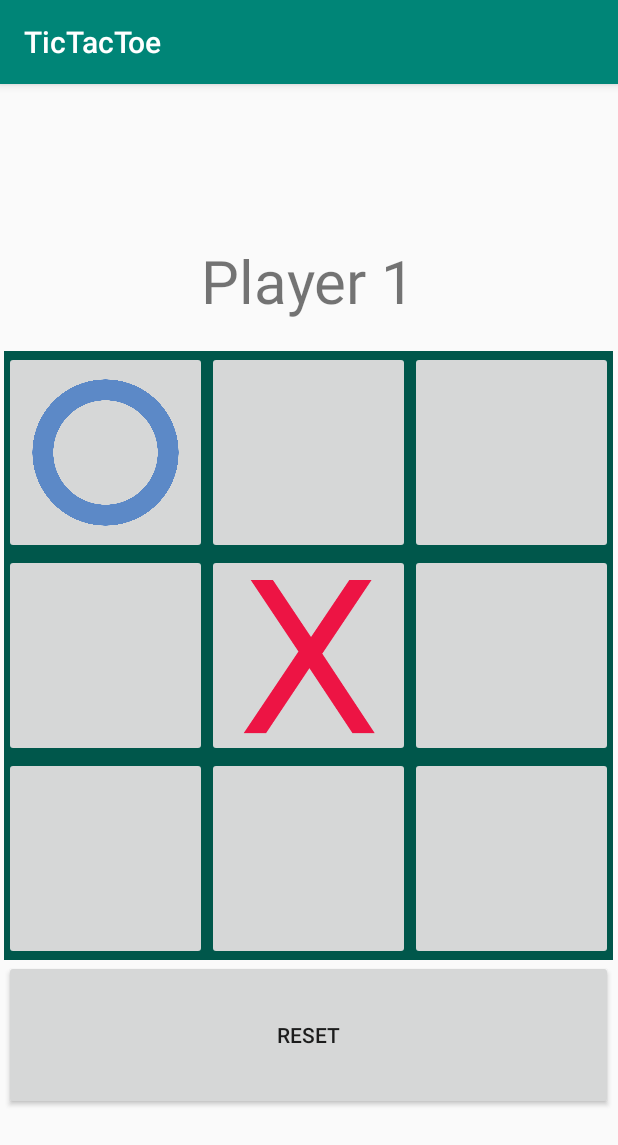
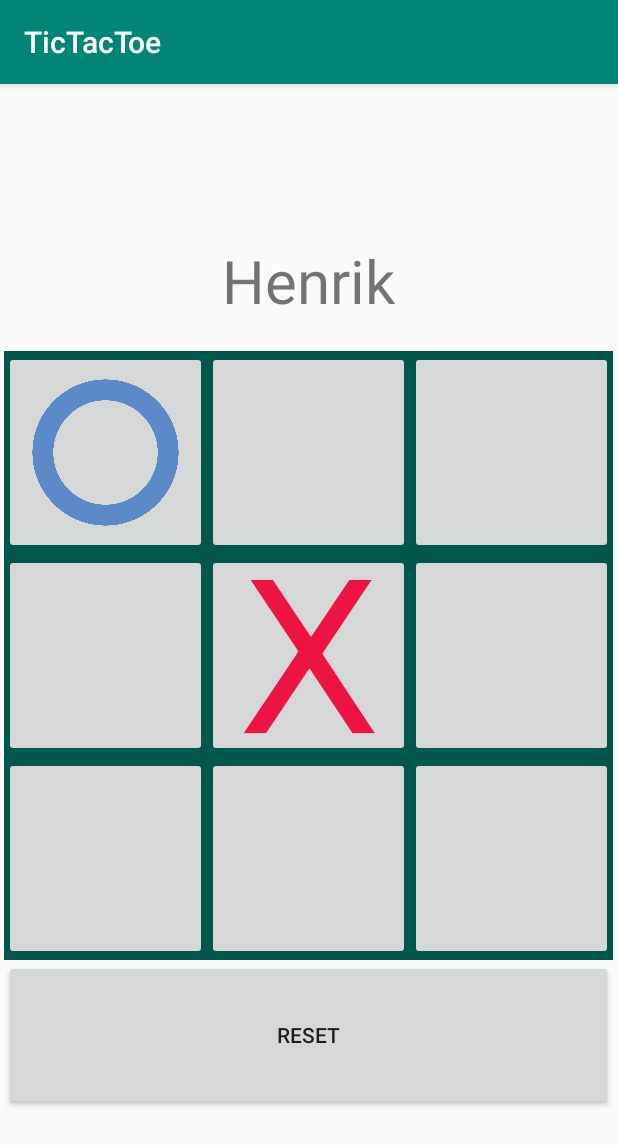
Before and after one commit to HenrikSandberg/TicTacToe, an Android app: the screen it shows after launch (MainActivity), after a tap on "TODO", on a phone screen of 412 x 824 dp. Shown: the top 1145 px of the screen. Run offline under Robolectric (Android 15) with nearby library versions, the phone set to English and light mode, and no system bars.

Commit message:
Major changes to logic moste of game logic is now in TicTakToe class
TicTakToe now with two different constructors one for two player and one for one player against three differnet Computors. AI class now has name as vel! Say hallo to HAL900, Terminator and Marvin.

```diff
--- a/app/src/main/java/com/example/tictactoe/controller/GameAI.kt
+++ b/app/src/main/java/com/example/tictactoe/controller/GameAI.kt
@@ -1,16 +1,22 @@
 package com.example.tictactoe.controller
 
-class GameAI(_gameMode: GameMode) {
+class GameAI(_gameMode: TicTakToe.GameMode) {
     private val gameMode = _gameMode
 
     /******************************** PUBLIC ********************************/
-    enum class GameMode { EASY, HARD, IMPOSSIBLE }
+    fun aiName(): String{
+        return when (gameMode) {
+            TicTakToe.GameMode.IMPOSSIBLE -> "HAL 9000"
+            TicTakToe.GameMode.HARD -> " T-800"
+            else -> "Marvin"
+        }
+    }
 
     fun makeMove(board: Array<Int>): Int {
-        if (gameMode == GameMode.IMPOSSIBLE){
+        if (gameMode == TicTakToe.GameMode.IMPOSSIBLE){
             return minMax(board, 7,1)[1]
 
-        } else if (gameMode == GameMode.HARD) {
+        } else if (gameMode == TicTakToe.GameMode.HARD) {
             (0..1).forEach {player -> //First looking for winning options, then looking to defend. This is represented with 1 and -1
                 val opportunity =  attackOrDefend(board, if (player == 0) 1 else -1)
                 if (opportunity != -1) return opportunity
@@ -20,16 +26,12 @@ class GameAI(_gameMode: GameMode) {
                 .shuffled()
                 .forEach{ item -> if (board[item] == 0) return item }
         }
-        return chaosRandom(board)
+        return pickEmptySpot(board)
     }
 
-    /************************************************************************/
     /******************************** PRIVATE ********************************/
-    /************************************************************************/
-
-
     /******************************** EASY ********************************/
-    private fun chaosRandom(board: Array<Int>):Int{
+    private fun pickEmptySpot(board: Array<Int>): Int{
         return (0..8)
             .shuffled()
             .first { item -> board[item] == 0}
@@ -112,7 +114,7 @@ class GameAI(_gameMode: GameMode) {
         if (possibleMoveList.isEmpty() || depth == 0)
             return arrayOf( setScore(board), bestMove)
 
-        possibleMoveList.forEach {position ->
+        possibleMoveList.forEach { position ->
             board[position] = player
 
             currentScore = minMax(board, depth - 1, -player)[0]
@@ -139,7 +141,7 @@ class GameAI(_gameMode: GameMode) {
         return moves
     }
 
-    private fun haveAWinner(board: Array<Int>): Boolean { //Same method as in TicTakToe game, but condensed down to one method
+    private fun haveAWinner(board: Array<Int>): Boolean {
         val leftToRight = board[0] + board[4] + board[8]
         val rightToLeft = board[2] + board[4] + board[6]
 
@@ -153,7 +155,6 @@ class GameAI(_gameMode: GameMode) {
             if (valueRow == -3 || valueRow == 3 || valueColumn == -3 || valueColumn == 3)
                 return true
         }
-
         return false
     }
 
--- /dev/null
+++ b/app/src/main/java/com/example/tictactoe/controller/Player.kt
@@ -0,0 +1,13 @@
+package com.example.tictactoe.controller
+
+class Player(_name: String) {
+    private val name = _name
+    private var numberOfWins = 0
+    private var numberOfLoos = 0
+    private var numberOfDraw = 0
+
+    override fun toString(): String {
+        return name
+    }
+
+}
--- a/app/src/main/java/com/example/tictactoe/controller/TicTakToe.kt
+++ b/app/src/main/java/com/example/tictactoe/controller/TicTakToe.kt
@@ -1,63 +1,96 @@
 package com.example.tictactoe.controller
 
 class TicTakToe{
+    enum class GameMode { PVP, EASY, HARD, IMPOSSIBLE }
+    private var p1:Player? = null
+    private var p2:Player? = null
+
+    private var gameMode:GameMode? = null
+    private var ai:GameAI? = null
+
     private var firstPlayersTurn = true
-    private var game = arrayOf(0,0,0,0,0,0,0,0,0)
+    private var board = arrayOf(0,0,0,0,0,0,0,0,0)
+
+    constructor(_player1: Player, _player2: Player) {
+        p1 = _player1
+        p2 = _player2
+        gameMode = GameMode.PVP
+    }
+
+    constructor(_player: Player, _gameMode: GameMode) {
+        p1 = _player
+        gameMode = _gameMode
+        ai = if (gameMode != GameMode.PVP) GameAI(gameMode!!) else null
+    }
+
 
     /********************************Public Functions********************************/
-    fun lookAtBoard(): Array<Int> { return game }
+    fun nextPlayer(): String{
+        if (firstPlayersTurn) return p1.toString()
+        return when(gameMode) {
+            GameMode.PVP -> p2!!.toString()
+            else -> ai?.aiName() ?: "Computer"
+        }
+    }
 
-    fun makeMove(position: Int): Boolean {
-        if (!haveAWinner()) {
-            if (isEmpty(position)) {
-                game[position] = if (firstPlayersTurn) -1 else 1
-                firstPlayersTurn = !firstPlayersTurn
+    fun priviesPlayer(): String{
+        return if (gameMode == GameMode.PVP) {
+            if (!firstPlayersTurn) p1.toString() else p2!!.toString()
+        } else {
+            if (!firstPlayersTurn) p1.toString() else ai?.aiName() ?: "Computer"
+        }
+    }
+
+    fun makePlayerMoveIfLegal(position: Int): Boolean {
+        return if (!haveAWinner() && isEmpty(position)) {
+            updateGame(position)
+            true
+        } else false
+    }
+
+    fun makeAIMove(): Int {
+        return if (ai != null && !haveAWinner() && !noEmpty()) {
+            val move = ai!!.makeMove(board)
+            updateGame(move)
+            move
+        } else -1
+    }
+
+    fun oPlayed(): Boolean { return !firstPlayersTurn }
+
+    //TODO: Add logic so that player stats are updated here
+    //TODO: Make rematch with switch of players symbol
+    fun resetGame() {
+        firstPlayersTurn = true
+        board = arrayOf(0,0,0,0,0,0,0,0,0)
+    }
+
+    fun noEmpty(): Boolean { return board.none { it == 0 } }
+
+    fun haveAWinner(): Boolean {
+        val leftToRight = board[0] + board[4] + board[8]
+        val rightToLeft = board[2] + board[4] + board[6]
+
+        if (leftToRight == -3 || leftToRight == 3 || rightToLeft == -3 || rightToLeft == 3)
+            return true
+
+        (0..2).forEach { i ->
+            val valueRow = board[i*3] + board[(i*3)+1] + board[(i*3)+2]
+            val valueColumn = board[i] + board[i+3] + board[i+6]
+
+            if (valueRow == -3 || valueRow == 3 || valueColumn == -3 || valueColumn == 3)
                 return true
-            }
         }
         return false
     }
 
-    fun isItFirstTurn(): Boolean { return firstPlayersTurn }
+    /********************************Private Functions********************************/
 
-    fun resetGame() {
-        firstPlayersTurn = true
-        game = arrayOf(0,0,0,0,0,0,0,0,0)
+    private fun updateGame(position: Int){
+        board[position] = if (firstPlayersTurn) -1 else 1
+        firstPlayersTurn = !firstPlayersTurn
     }
 
-    fun noEmpty(): Boolean {
-        (0 until game.size).forEach {position  ->
-            if (game[position] == 0)  return false
-        }
-        return true
-    }
+    private fun isEmpty(position: Int): Boolean { return (board[position] == 0) }
 
-    fun haveAWinner(): Boolean { return (lookCross() || lookColumn() || lookRow()) }
-
-    /********************************Private Functions********************************/
-    private fun isEmpty(position: Int): Boolean { return (game[position] == 0) }
-
-    private fun lookRow(): Boolean {
-        var i = 0
-        while (i < game.size) {
-            val value = game[i] + game[i+1] + game[i+2]
-            if (value == -3 || value == 3) return true
-            i += 3
-        }
-        return false
-    }
-
-    private fun lookColumn(): Boolean {
-        (0..2).forEach { column ->
-            val value = game[column] + game[column+3] + game[column+6]
-            if (value == -3 || value == 3) return true
-        }
-        return false
-    }
-
-    private fun lookCross(): Boolean {
-        val leftToRight = game[0] + game[4] + game[8]
-        val rightToLeft = game[2] + game[4] + game[6]
-        return (leftToRight == -3 || leftToRight == 3 || rightToLeft == -3 || rightToLeft == 3)
-    }
 }
--- a/app/src/main/java/com/example/tictactoe/model/BoardFragment.kt
+++ b/app/src/main/java/com/example/tictactoe/model/BoardFragment.kt
@@ -1,5 +1,6 @@
 package com.example.tictactoe.model
 import android.R
+import android.annotation.SuppressLint
 import android.os.Bundle
 import androidx.fragment.app.Fragment
 import android.view.LayoutInflater
@@ -7,15 +8,12 @@ import android.view.View
 import android.view.ViewGroup
 import android.widget.ImageButton
 import androidx.core.view.get
-import com.example.tictactoe.controller.GameAI
+import com.example.tictactoe.controller.Player
 import com.example.tictactoe.controller.TicTakToe
 import kotlinx.android.synthetic.main.fragment_board.*
 
 class BoardFragment : Fragment() {
-
-    private var ticTakToeGame = TicTakToe()
-    private var ai = GameAI(GameAI.GameMode.IMPOSSIBLE)
-    private val playAgainstAI = true
+    private var ticTakToeGame = TicTakToe(Player("Henrik"), TicTakToe.GameMode.IMPOSSIBLE)
 
     override fun onCreateView (
         inflater: LayoutInflater, container: ViewGroup?,
@@ -26,13 +24,14 @@ class BoardFragment : Fragment() {
 
     override fun onActivityCreated(savedInstanceState: Bundle?) {
         super.onActivityCreated(savedInstanceState)
+        updateTurn()
 
         resetButton.setOnClickListener {
             ( 0 until grid_for_game.childCount).forEach{ position->
                 setImage(grid_for_game[position] as ImageButton, true)
             }
             ticTakToeGame.resetGame()
-            updateTurn("Player 1")
+            updateTurn()
         }
 
         (0 until grid_for_game.childCount).forEach { position ->
@@ -47,7 +46,7 @@ class BoardFragment : Fragment() {
             when (reset) {
                 true -> R.color.transparent
                 false -> resources.getIdentifier (
-                    if (!ticTakToeGame.isItFirstTurn()) "o" else "x", //Make move changes player turn so if current player is player two then it was player one that just did a move
+                    if (ticTakToeGame.oPlayed()) "o" else "x",
                     "drawable",
                     activity!!.packageName
                 )
@@ -58,35 +57,31 @@ class BoardFragment : Fragment() {
     private fun selectRouteClick(view: View){
         val imageButton = view as ImageButton
         val position = imageButton.tag as String
-
-        if (ticTakToeGame.makeMove(position.toInt())) {
+        if (ticTakToeGame.makePlayerMoveIfLegal(position.toInt())) {
             setImage(imageButton, false)
-            updateTurn(if (ticTakToeGame.isItFirstTurn()) "Player 1" else "Player 2")
-
-            if (playAgainstAI && !ticTakToeGame.noEmpty() && !ticTakToeGame.haveAWinner()){
-                aiMove()
-                updateTurn(if (ticTakToeGame.isItFirstTurn()) "Player 1" else "Player 2")
-            }
-
-            if (ticTakToeGame.haveAWinner())
-                updateTurn("${if (!ticTakToeGame.isItFirstTurn()) "Player 1" else "Player 2"} has won!")
-
-            if (ticTakToeGame.noEmpty())
-                updateTurn("It's a draw")
+            updateTurn()
+            aiTurn(ticTakToeGame.makeAIMove())
         }
     }
 
-    private fun aiMove(){
-        val move = ai.makeMove(ticTakToeGame.lookAtBoard().clone())
-        ticTakToeGame.makeMove(move)
-        ( 0 until grid_for_game.childCount).forEach{ position ->
-            if (grid_for_game[position].tag.toString().toInt() == move)
-                setImage(grid_for_game[position] as ImageButton, false)
+    private fun aiTurn(move: Int) {
+        if (move != -1) {
+            ( 0 until grid_for_game.childCount).forEach { position ->
+                if (grid_for_game[position].tag.toString().toInt() == move)
+                    setImage(grid_for_game[position] as ImageButton, false)
+            }
+            updateTurn()
         }
     }
 
-    private fun updateTurn(name: String){
-        val main = activity as MainActivity
-        main.setText(name)
+    @SuppressLint("SetTextI18n")
+    private fun updateTurn(){
+        val display = next_turn_text
+
+        display.text =  when {
+            ticTakToeGame.haveAWinner() -> "${ticTakToeGame.priviesPlayer()} won!"
+            ticTakToeGame.noEmpty() -> "It's a draw"
+            else -> ticTakToeGame.nextPlayer()
+        }
     }
 }
--- a/app/src/main/java/com/example/tictactoe/model/DisplayTurnFragment.kt
+++ /dev/null
@@ -1,28 +0,0 @@
-package com.example.tictactoe.model
-import android.os.Bundle
-import androidx.fragment.app.Fragment
-import android.view.LayoutInflater
-import android.view.View
-import android.view.ViewGroup
-import com.example.tictactoe.R
-import kotlinx.android.synthetic.main.fragment_display_turn.*
-
-class DisplayTurnFragment : Fragment() {
-
-    override fun onCreate(savedInstanceState: Bundle?) {
-        super.onCreate(savedInstanceState)
-        println("Hello from fragment")
-    }
-
-    override fun onCreateView(
-        inflater: LayoutInflater, container: ViewGroup?,
-        savedInstanceState: Bundle?
-    ): View? {
-        // Inflate the layout for this fragment
-        return inflater.inflate(R.layout.fragment_display_turn, container, false)
-    }
-
-    fun displayName(name: String){
-        turn_text.text = name
-    }
-}
--- a/app/src/main/java/com/example/tictactoe/model/MainActivity.kt
+++ b/app/src/main/java/com/example/tictactoe/model/MainActivity.kt
@@ -15,13 +15,7 @@ class MainActivity : AppCompatActivity() {
 
     private fun setUpGame(){
         val ft = fragmentManager.beginTransaction()
-        ft.replace(R.id.info_content_frame, DisplayTurnFragment())
         ft.replace(R.id.game_content_frame, BoardFragment())
         ft.commit()
     }
-
-    fun setText(name: String){
-        val display = fragmentManager.findFragmentById(R.id.info_content_frame) as DisplayTurnFragment
-        display.displayName(name)
-    }
 }
--- a/app/src/main/res/layout/activity_game.xml
+++ b/app/src/main/res/layout/activity_game.xml
@@ -7,20 +7,6 @@
         android:orientation="vertical"
         android:gravity="center"
 >
-    <!--<fragment
-            android:name="com.example.tictactoe.model.BoardFragment"
-            android:layout_width="wrap_content"
-            android:layout_height="wrap_content"
-            tools:layout="@layout/fragment_board"
-            android:id="@+id/board_id"
-    />-->
-
-    <FrameLayout
-            android:id="@+id/info_content_frame"
-            android:layout_width="wrap_content"
-            android:layout_height="wrap_content">
-    </FrameLayout>
-
     <FrameLayout
             android:id="@+id/game_content_frame"
             android:layout_width="wrap_content"
--- a/app/src/main/res/layout/fragment_board.xml
+++ b/app/src/main/res/layout/fragment_board.xml
@@ -7,6 +7,17 @@
              tools:context=".model.MainActivity"
               android:orientation="vertical"
 >
+    <TextView
+            android:id="@+id/next_turn_text"
+            android:layout_width="wrap_content"
+            android:layout_height="wrap_content"
+            android:textSize="40sp"
+            android:layout_marginTop="20sp"
+            android:layout_marginBottom="20sp"
+            android:layout_gravity="center"
+            android:text="@string/hello_blank_fragment"
+    />
+
 
     <GridLayout
                 android:id="@+id/grid_for_game"
--- a/app/src/main/res/layout/fragment_display_turn.xml
+++ /dev/null
@@ -1,22 +0,0 @@
-<?xml version="1.0" encoding="utf-8"?>
-<LinearLayout
-        android:id="@+id/display_name_fragment"
-        android:layout_width="match_parent"
-        android:layout_height="wrap_content"
-        android:orientation="horizontal"
-        android:gravity="center|top"
-        xmlns:android="http://schemas.android.com/apk/res/android"
->
-
-    <TextView
-            android:id="@+id/turn_text"
-            android:layout_width="wrap_content"
-            android:layout_height="wrap_content"
-            android:textSize="40sp"
-            android:layout_marginTop="20sp"
-            android:layout_marginBottom="20sp"
-            android:text="@string/hello_blank_fragment"
-    />
-
-
-</LinearLayout>
```
